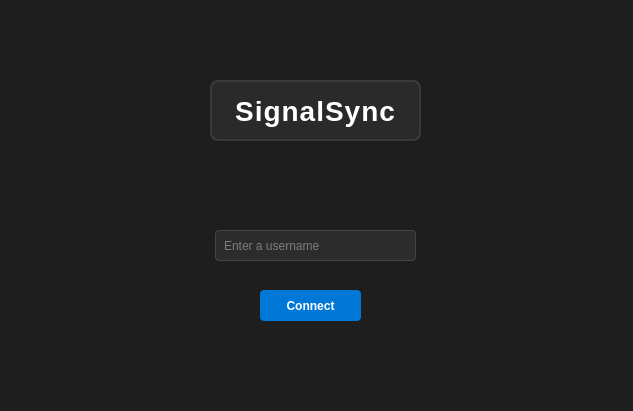
Above: ChatAppClient/ChatAppClient.ui from pahuljotmatharoo/SignalSync-client before the change. Below: the same form after it.
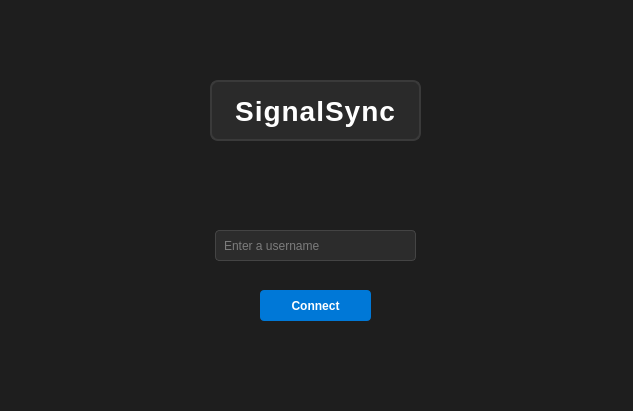
That is the form after the change.

Diff of the .ui file:
```diff
--- a/ChatAppClient/ChatAppClient.ui
+++ b/ChatAppClient/ChatAppClient.ui
@@ -23,7 +23,7 @@
      <rect>
       <x>260</x>
       <y>290</y>
-      <width>101</width>
+      <width>111</width>
       <height>31</height>
      </rect>
     </property>
```
